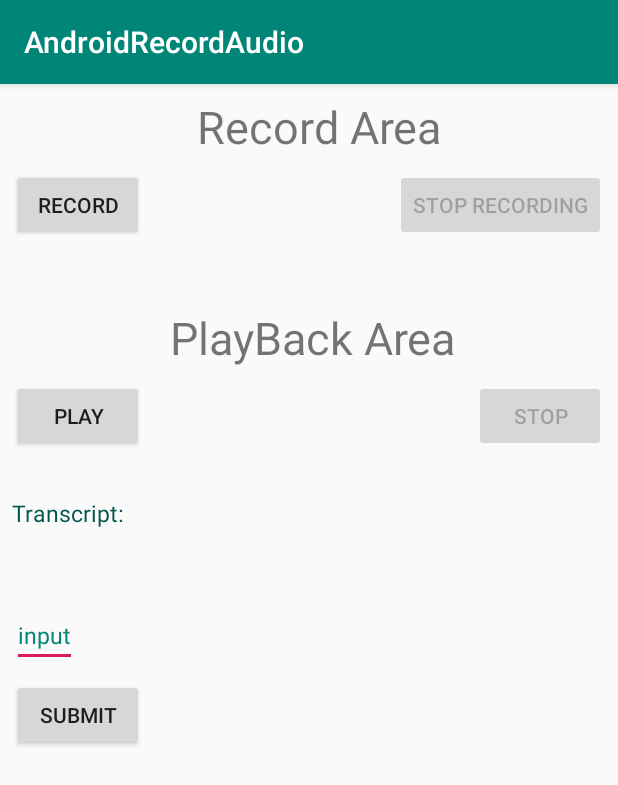
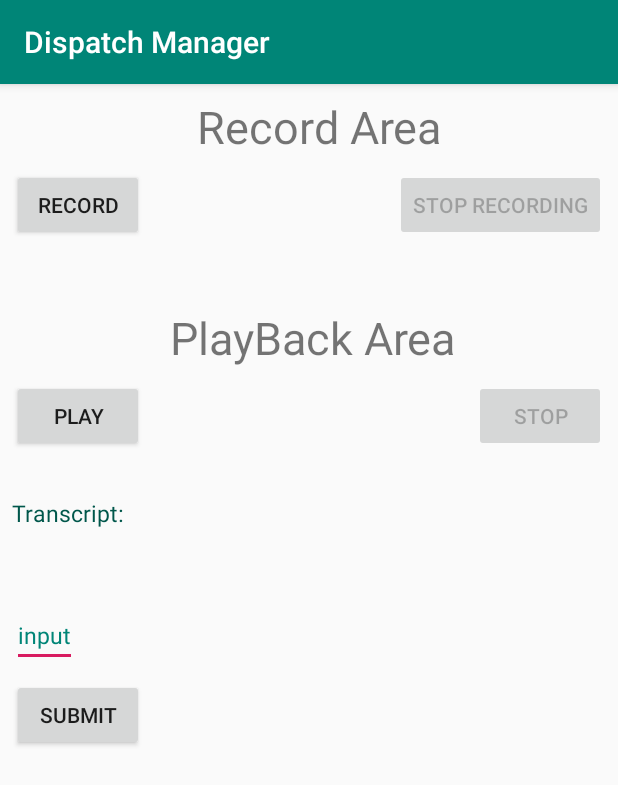
Before and after one commit to ConchuirORiain/AndroidDispatch, an Android app: the screen it shows after launch (MainActivity), after a tap on "SUBMIT", on a phone screen of 412 x 824 dp. Shown: the top 785 px of the screen. Run offline under Robolectric (Android 15) with nearby library versions, the phone set to English and light mode, and no system bars; our stand-ins replace Volley; libraries missing offline, so code that uses them is left out: com.ibm.watson; 5 statements that could not run were skipped; 1 other tap on this screen came first.

Commit message:
changed name, added Error handling for text submission of empty text

```diff
--- a/app/src/main/java/com/example/androidrecordaudio/MainActivity.java
+++ b/app/src/main/java/com/example/androidrecordaudio/MainActivity.java
@@ -188,6 +188,7 @@ public class MainActivity extends AppCompatActivity {
             submit.setOnClickListener(new View.OnClickListener() {
                 @Override
                 public void onClick(View v) {
+                    if(input.length() != 0)
                     new SynthesisTask().execute(input.getText().toString());
                 }
             });
--- a/app/src/main/res/values/strings.xml
+++ b/app/src/main/res/values/strings.xml
@@ -1,3 +1,3 @@
 <resources>
-    <string name="app_name">AndroidRecordAudio</string>
+    <string name="app_name">Dispatch Manager </string>
 </resources>
```
